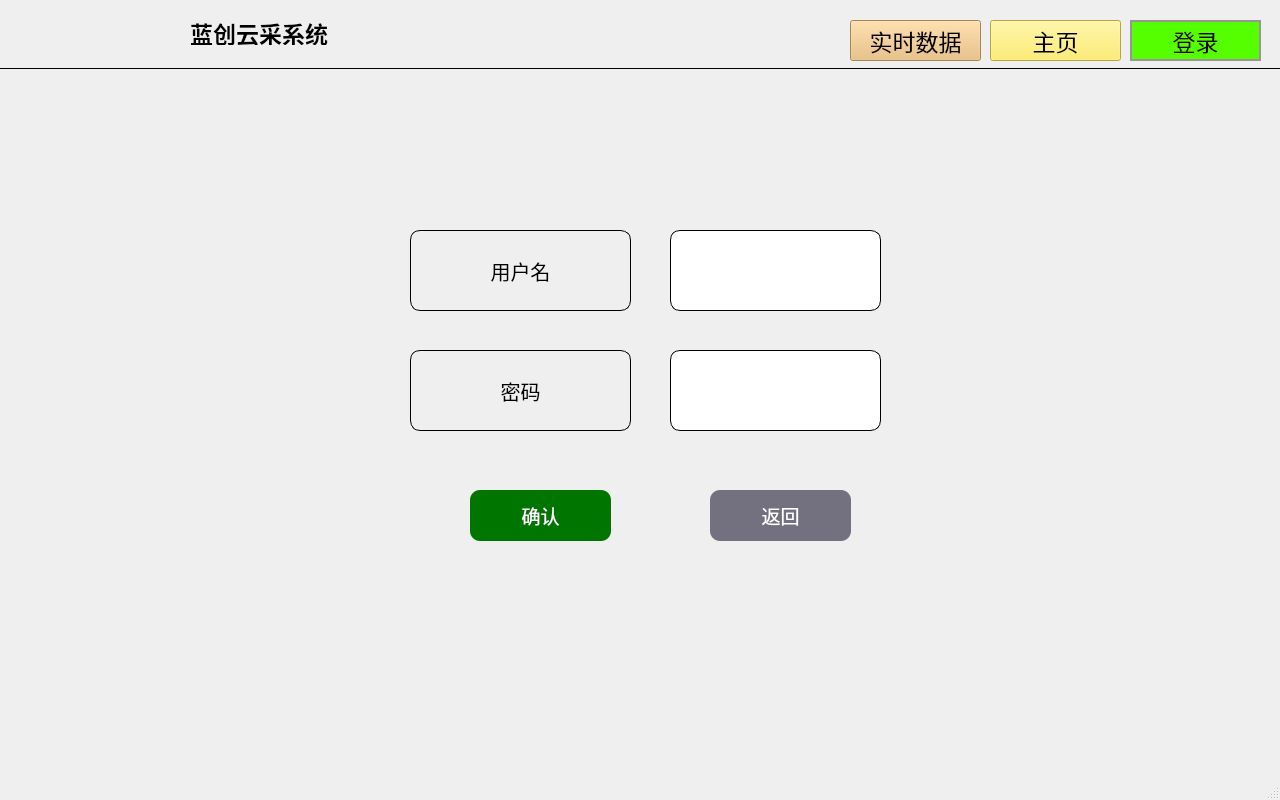
aa123Eason/workcode, file qt-app-master/mainwindow.ui: the form before one commit.
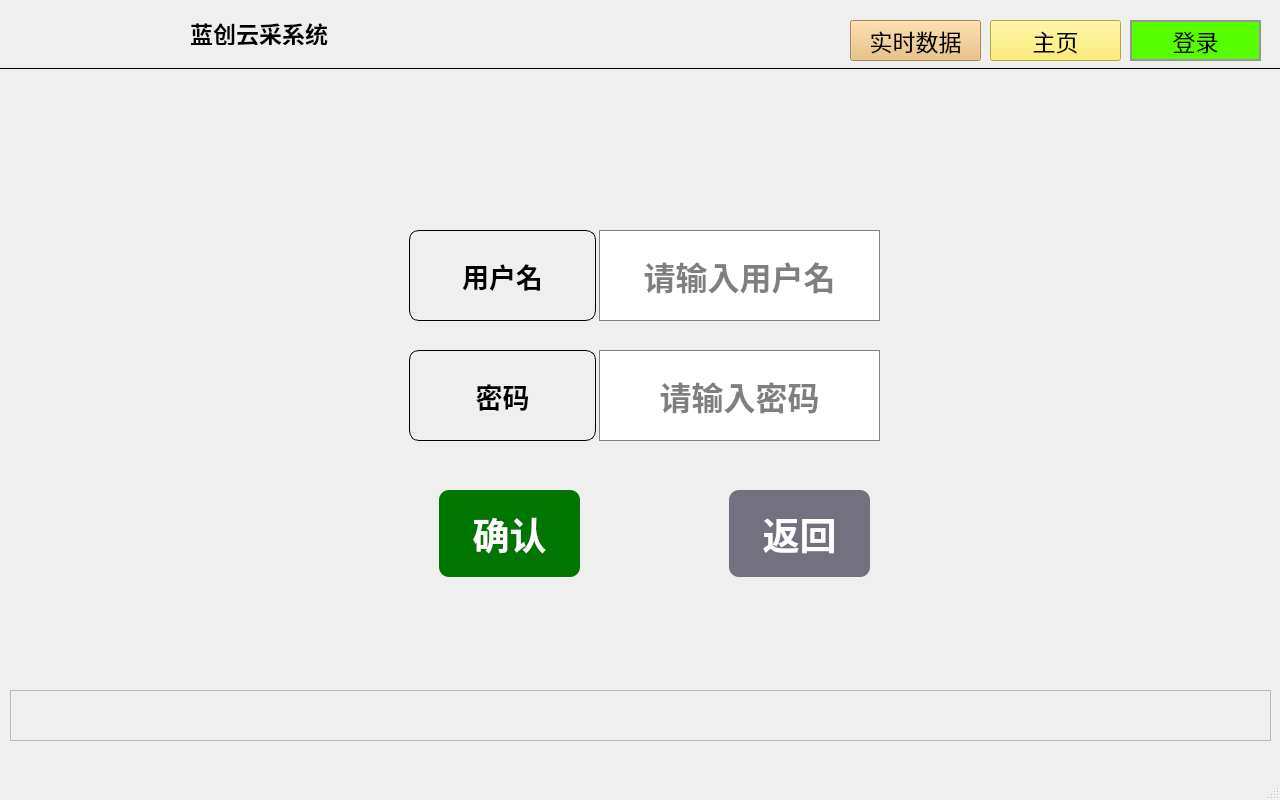
The form after the commit. The open tabs and pages were chosen to show the change. Icons and pictures are not drawn.

The edit to the form file:
```diff
--- a/qt-app-master/mainwindow.ui
+++ b/qt-app-master/mainwindow.ui
@@ -150,10 +150,10 @@
    <widget class="QStackedWidget" name="stackedWidget">
     <property name="geometry">
      <rect>
-      <x>0</x>
+      <x>-1</x>
       <y>70</y>
       <width>1271</width>
-      <height>681</height>
+      <height>601</height>
      </rect>
     </property>
     <property name="font">
@@ -806,88 +806,20 @@
      </widget>
     </widget>
     <widget class="QWidget" name="page">
-     <widget class="QLineEdit" name="Password">
-      <property name="geometry">
-       <rect>
-        <x>670</x>
-        <y>280</y>
-        <width>211</width>
-        <height>81</height>
-       </rect>
-      </property>
-      <property name="autoFillBackground">
-       <bool>false</bool>
-      </property>
-      <property name="styleSheet">
-       <string notr="true">border-radius:10px;
-border-style: outset;
-border:1px  solid #000;</string>
-      </property>
-      <property name="echoMode">
-       <enum>QLineEdit::Password</enum>
-      </property>
-      <property name="alignment">
-       <set>Qt::AlignCenter</set>
-      </property>
-     </widget>
-     <widget class="QPushButton" name="pushButton_5">
-      <property name="geometry">
-       <rect>
-        <x>410</x>
-        <y>280</y>
-        <width>221</width>
-        <height>81</height>
-       </rect>
-      </property>
-      <property name="font">
-       <font>
-        <pointsize>15</pointsize>
-       </font>
-      </property>
-      <property name="styleSheet">
-       <string notr="true">border-radius: 10px; 
-border-style: outset;
-border:1px  solid #000;</string>
-      </property>
-      <property name="text">
-       <string>密码</string>
-      </property>
-     </widget>
-     <widget class="QPushButton" name="pushButton_6">
-      <property name="geometry">
-       <rect>
-        <x>410</x>
-        <y>160</y>
-        <width>221</width>
-        <height>81</height>
-       </rect>
-      </property>
-      <property name="font">
-       <font>
-        <pointsize>15</pointsize>
-       </font>
-      </property>
-      <property name="styleSheet">
-       <string notr="true">border-radius: 10px; 
-border-style: outset;
-border:1px  solid #000;</string>
-      </property>
-      <property name="text">
-       <string>用户名</string>
-      </property>
-     </widget>
      <widget class="QPushButton" name="Return">
       <property name="geometry">
        <rect>
-        <x>710</x>
+        <x>730</x>
         <y>420</y>
         <width>141</width>
-        <height>51</height>
+        <height>87</height>
        </rect>
       </property>
       <property name="font">
        <font>
-        <pointsize>14</pointsize>
+        <pointsize>28</pointsize>
+        <weight>75</weight>
+        <bold>true</bold>
        </font>
       </property>
       <property name="styleSheet">
@@ -921,50 +853,26 @@
        <string>返回</string>
       </property>
      </widget>
-     <widget class="QLineEdit" name="Username">
-      <property name="geometry">
-       <rect>
-        <x>670</x>
-        <y>160</y>
-        <width>211</width>
-        <height>81</height>
-       </rect>
-      </property>
-      <property name="font">
-       <font>
-        <pointsize>15</pointsize>
-       </font>
-      </property>
-      <property name="autoFillBackground">
-       <bool>false</bool>
-      </property>
-      <property name="styleSheet">
-       <string notr="true">border-radius:10px;
-border-style: outset;
-border:1px  solid #000;</string>
-      </property>
-      <property name="alignment">
-       <set>Qt::AlignCenter</set>
-      </property>
-     </widget>
      <widget class="QPushButton" name="Login">
       <property name="geometry">
        <rect>
-        <x>470</x>
+        <x>440</x>
         <y>420</y>
         <width>141</width>
-        <height>51</height>
+        <height>87</height>
        </rect>
       </property>
       <property name="font">
        <font>
-        <pointsize>14</pointsize>
+        <pointsize>28</pointsize>
+        <weight>75</weight>
+        <bold>true</bold>
        </font>
       </property>
       <property name="styleSheet">
        <string notr="true">QPushButton{
 background-color: rgb(0, 118, 0);
-color: rgb(255, 255, 255);
+color: rgb(255,255, 255);
 border: none;
 border-radius: 10px;
 
@@ -991,6 +899,229 @@
        <string>确认</string>
       </property>
      </widget>
+     <widget class="QPushButton" name="quickInput">
+      <property name="geometry">
+       <rect>
+        <x>620</x>
+        <y>460</y>
+        <width>71</width>
+        <height>21</height>
+       </rect>
+      </property>
+      <property name="font">
+       <font>
+        <pointsize>28</pointsize>
+        <weight>75</weight>
+        <bold>true</bold>
+       </font>
+      </property>
+      <property name="styleSheet">
+       <string notr="true">QPushButton
+{
+	background-color: transparent;
+}
+
+QPushButton:press
+{
+	
+	background-color: rgb(211, 215, 207);
+}
+</string>
+      </property>
+      <property name="text">
+       <string/>
+      </property>
+      <property name="flat">
+       <bool>true</bool>
+      </property>
+     </widget>
+     <widget class="QWidget" name="">
+      <property name="geometry">
+       <rect>
+        <x>410</x>
+        <y>160</y>
+        <width>471</width>
+        <height>91</height>
+       </rect>
+      </property>
+      <layout class="QHBoxLayout" name="horizontalLayout_11" stretch="2,3">
+       <property name="spacing">
+        <number>3</number>
+       </property>
+       <item>
+        <widget class="QPushButton" name="pushButton_6">
+         <property name="sizePolicy">
+          <sizepolicy hsizetype="Expanding" vsizetype="Preferred">
+           <horstretch>0</horstretch>
+           <verstretch>0</verstretch>
+          </sizepolicy>
+         </property>
+         <property name="font">
+          <font>
+           <pointsize>20</pointsize>
+           <weight>75</weight>
+           <bold>true</bold>
+          </font>
+         </property>
+         <property name="styleSheet">
+          <string notr="true">border-radius: 10px; 
+border-style: outset;
+border:1px  solid #000;</string>
+         </property>
+         <property name="text">
+          <string>用户名</string>
+         </property>
+        </widget>
+       </item>
+       <item>
+        <widget class="QLineEdit" name="Username">
+         <property name="sizePolicy">
+          <sizepolicy hsizetype="Expanding" vsizetype="Preferred">
+           <horstretch>0</horstretch>
+           <verstretch>0</verstretch>
+          </sizepolicy>
+         </property>
+         <property name="font">
+          <font>
+           <pointsize>24</pointsize>
+           <weight>75</weight>
+           <bold>true</bold>
+          </font>
+         </property>
+         <property name="autoFillBackground">
+          <bool>false</bool>
+         </property>
+         <property name="styleSheet">
+          <string notr="true">QLineEdit
+{
+border: 1px solid gray;//边框
+border-radius: 4px;//边框圆角
+padding: 0 8px;//内容与边框距离
+background: white;//背景颜色
+selection-background-color: darkgray;//所选内容的背景颜色
+	color: rgb(0, 0, 20);
+	font: 57 24pt &quot;Ubuntu&quot;;
+}
+
+
+QLineEdit[echoMode=“2”] 
+{
+	color: rgb(38, 2, 250);
+lineedit-password-character: 9679;
+}
+QLineEdit:read-only //只读状态
+{
+background: lightblue;
+}</string>
+         </property>
+         <property name="alignment">
+          <set>Qt::AlignCenter</set>
+         </property>
+         <property name="placeholderText">
+          <string>请输入用户名</string>
+         </property>
+         <property name="clearButtonEnabled">
+          <bool>false</bool>
+         </property>
+        </widget>
+       </item>
+      </layout>
+     </widget>
+     <widget class="QWidget" name="">
+      <property name="geometry">
+       <rect>
+        <x>410</x>
+        <y>280</y>
+        <width>471</width>
+        <height>91</height>
+       </rect>
+      </property>
+      <layout class="QHBoxLayout" name="horizontalLayout_12" stretch="2,3">
+       <property name="spacing">
+        <number>3</number>
+       </property>
+       <item>
+        <widget class="QPushButton" name="pushButton_5">
+         <property name="sizePolicy">
+          <sizepolicy hsizetype="Expanding" vsizetype="Preferred">
+           <horstretch>0</horstretch>
+           <verstretch>0</verstretch>
+          </sizepolicy>
+         </property>
+         <property name="font">
+          <font>
+           <pointsize>20</pointsize>
+           <weight>75</weight>
+           <bold>true</bold>
+          </font>
+         </property>
+         <property name="styleSheet">
+          <string notr="true">border-radius: 10px; 
+border-style: outset;
+border:1px  solid #000;</string>
+         </property>
+         <property name="text">
+          <string>密码</string>
+         </property>
+        </widget>
+       </item>
+       <item>
+        <widget class="QLineEdit" name="Password">
+         <property name="sizePolicy">
+          <sizepolicy hsizetype="Expanding" vsizetype="Preferred">
+           <horstretch>0</horstretch>
+           <verstretch>0</verstretch>
+          </sizepolicy>
+         </property>
+         <property name="font">
+          <font>
+           <pointsize>24</pointsize>
+           <weight>75</weight>
+           <bold>true</bold>
+          </font>
+         </property>
+         <property name="autoFillBackground">
+          <bool>false</bool>
+         </property>
+         <property name="styleSheet">
+          <string notr="true">QLineEdit
+{
+border: 1px solid gray;//边框
+border-radius: 4px;//边框圆角
+padding: 0 8px;//内容与边框距离
+background: white;//背景颜色
+selection-background-color: darkgray;//所选内容的背景颜色
+	color: rgb(0, 0, 20);
+	font: 57 24pt &quot;Ubuntu&quot;;
+}
+
+
+QLineEdit[echoMode=“2”] 
+{
+	color: rgb(38, 2, 250);
+lineedit-password-character: 9679;
+}
+QLineEdit:read-only //只读状态
+{
+background: lightblue;
+}</string>
+         </property>
+         <property name="echoMode">
+          <enum>QLineEdit::Password</enum>
+         </property>
+         <property name="alignment">
+          <set>Qt::AlignCenter</set>
+         </property>
+         <property name="placeholderText">
+          <string>请输入密码</string>
+         </property>
+         <property name="clearButtonEnabled">
+          <bool>false</bool>
+         </property>
+        </widget>
+       </item>
+      </layout>
+     </widget>
     </widget>
     <widget class="QWidget" name="page_3">
      <widget class="QLabel" name="label_74">
@@ -4048,6 +4179,156 @@
     </property>
     <layout class="QVBoxLayout" name="verticalLayout_14"/>
    </widget>
+   <widget class="QFrame" name="frame">
+    <property name="geometry">
+     <rect>
+      <x>10</x>
+      <y>690</y>
+      <width>1261</width>
+      <height>51</height>
+     </rect>
+    </property>
+    <property name="frameShape">
+     <enum>QFrame::StyledPanel</enum>
+    </property>
+    <property name="frameShadow">
+     <enum>QFrame::Raised</enum>
+    </property>
+    <layout class="QHBoxLayout" name="horizontalLayout_13" stretch="1,1,70,1,1">
+     <property name="spacing">
+      <number>2</number>
+     </property>
+     <property name="leftMargin">
+      <number>3</number>
+     </property>
+     <property name="topMargin">
+      <number>3</number>
+     </property>
+     <property name="rightMargin">
+      <number>3</number>
+     </property>
+     <property name="bottomMargin">
+      <number>3</number>
+     </property>
+     <item>
+      <widget class="QPushButton" name="closewindow">
+       <property name="sizePolicy">
+        <sizepolicy hsizetype="Minimum" vsizetype="Preferred">
+         <horstretch>0</horstretch>
+         <verstretch>0</verstretch>
+        </sizepolicy>
+       </property>
+       <property name="text">
+        <string/>
+       </property>
+       <property name="icon">
+        <iconset resource="res.qrc">
+         <normaloff>:/images/close_hover.png</normaloff>:/images/close_hover.png</iconset>
+       </property>
+       <property name="iconSize">
+        <size>
+         <width>32</width>
+         <height>32</height>
+        </size>
+       </property>
+       <property name="flat">
+        <bool>true</bool>
+       </property>
+      </widget>
+     </item>
+     <item>
+      <widget class="QPushButton" name="update">
+       <property name="sizePolicy">
+        <sizepolicy hsizetype="Minimum" vsizetype="Preferred">
+         <horstretch>0</horstretch>
+         <verstretch>0</verstretch>
+        </sizepolicy>
+       </property>
+       <property name="text">
+        <string/>
+       </property>
+       <property name="icon">
+        <iconset resource="res.qrc">
+         <normaloff>:/images/restart.png</normaloff>:/images/restart.png</iconset>
+       </property>
+       <property name="iconSize">
+        <size>
+         <width>32</width>
+         <height>32</height>
+        </size>
+       </property>
+       <property name="flat">
+        <bool>true</bool>
+       </property>
+      </widget>
+     </item>
+     <item>
+      <spacer name="horizontalSpacer">
+       <property name="orientation">
+        <enum>Qt::Horizontal</enum>
+       </property>
+       <property name="sizeHint" stdset="0">
+        <size>
+         <width>1066</width>
+         <height>20</height>
+        </size>
+       </property>
+      </spacer>
+     </item>
+     <item>
+      <widget class="QPushButton" name="keyboard">
+       <property name="sizePolicy">
+        <sizepolicy hsizetype="Minimum" vsizetype="Preferred">
+         <horstretch>0</horstretch>
+         <verstretch>0</verstretch>
+        </sizepolicy>
+       </property>
+       <property name="text">
+        <string/>
+       </property>
+       <property name="icon">
+        <iconset resource="res.qrc">
+         <normaloff>:/images/keyboard-off.png</normaloff>:/images/keyboard-off.png</iconset>
+       </property>
+       <property name="iconSize">
+        <size>
+         <width>32</width>
+         <height>32</height>
+        </size>
+       </property>
+       <property name="flat">
+        <bool>true</bool>
+       </property>
+      </widget>
+     </item>
+     <item>
+      <widget class="QPushButton" name="usb">
+       <property name="sizePolicy">
+        <sizepolicy hsizetype="Minimum" vsizetype="Preferred">
+         <horstretch>0</horstretch>
+         <verstretch>0</verstretch>
+        </sizepolicy>
+       </property>
+       <property name="text">
+        <string/>
+       </property>
+       <property name="icon">
+        <iconset resource="res.qrc">
+         <normaloff>:/images/No_Upan.png</normaloff>:/images/No_Upan.png</iconset>
+       </property>
+       <property name="iconSize">
+        <size>
+         <width>32</width>
+         <height>32</height>
+        </size>
+       </property>
+       <property name="flat">
+        <bool>true</bool>
+       </property>
+      </widget>
+     </item>
+    </layout>
+   </widget>
    <zorder>layoutWidget</zorder>
    <zorder>layoutWidget</zorder>
    <zorder>stackedWidget</zorder>
```
Left out of the diff: 264 changed lines with no effect on the pictures.
